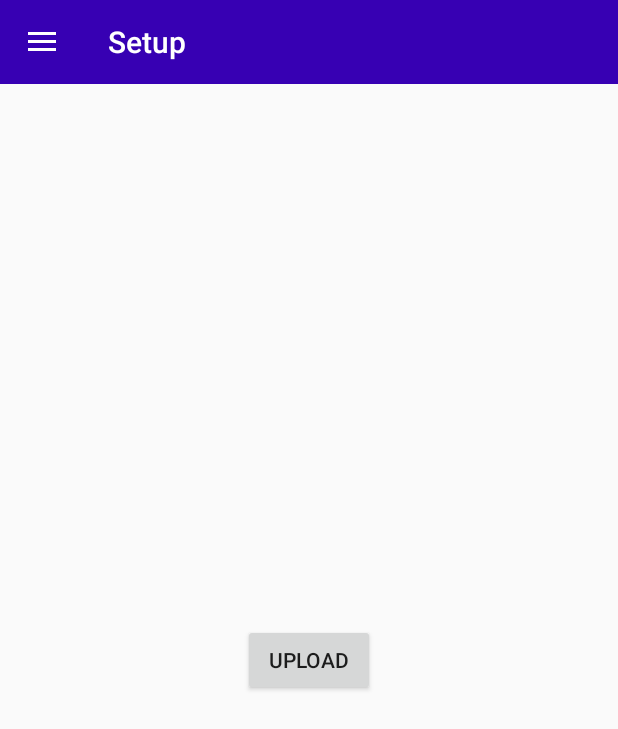
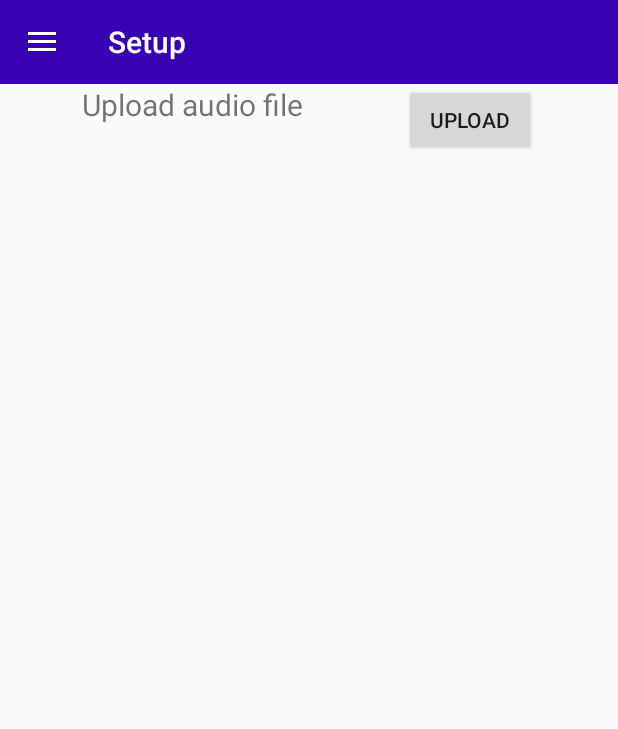
Before and after one commit to DMIT2504/dmit2504-e01-spring2020term-courseproject-achan58, an Android app: the screen it shows after launch (MainActivity), in the side drawer, after a tap on "Setup", on a phone screen of 412 x 824 dp. Shown: the top 729 px of the screen. Run offline under Robolectric (Android 15) with nearby library versions, the phone set to English and light mode, and no system bars.

Commit message:
Completed upload from device

```diff
--- a/SoundboardApp/app/src/main/res/layout/fragment_setup.xml
+++ b/SoundboardApp/app/src/main/res/layout/fragment_setup.xml
@@ -14,12 +14,12 @@
             android:id="@+id/setup_upload_button"
             android:layout_width="wrap_content"
             android:layout_height="wrap_content"
+            android:layout_marginStart="12dp"
             android:text="@string/upload"
-            app:layout_constraintBottom_toBottomOf="parent"
             app:layout_constraintEnd_toEndOf="parent"
             app:layout_constraintHorizontal_bias="0.5"
-            app:layout_constraintStart_toStartOf="parent"
-            app:layout_constraintTop_toTopOf="parent" />
+            app:layout_constraintStart_toEndOf="@+id/textView2"
+            tools:layout_editor_absoluteY="342dp" />
 
         <TextView
             android:id="@+id/upload_textView"
@@ -29,5 +29,23 @@
             android:hint="@string/upload_text"
             app:layout_constraintStart_toStartOf="parent"
             app:layout_constraintTop_toBottomOf="@+id/setup_upload_button" />
+
+        <TextView
+            android:id="@+id/textView"
+            android:layout_width="wrap_content"
+            android:layout_height="wrap_content"
+            app:layout_constraintStart_toStartOf="parent"
+            app:layout_constraintTop_toBottomOf="@+id/setup_upload_button" />
+
+        <TextView
+            android:id="@+id/textView2"
+            android:layout_width="wrap_content"
+            android:layout_height="wrap_content"
+            android:text="@string/upload_audio_file"
+            android:textSize="20sp"
+            app:layout_constraintEnd_toStartOf="@+id/setup_upload_button"
+            app:layout_constraintHorizontal_bias="0.5"
+            app:layout_constraintStart_toStartOf="parent"
+            tools:layout_editor_absoluteY="352dp" />
     </androidx.constraintlayout.widget.ConstraintLayout>
 </FrameLayout>
--- a/SoundboardApp/app/src/main/res/values/strings.xml
+++ b/SoundboardApp/app/src/main/res/values/strings.xml
@@ -31,4 +31,8 @@
     <string name="a3">A3</string>
     <string name="upload">upload</string>
     <string name="upload_text" />
+    <string name="upload_audio_file">Upload audio file</string>
+    <string name="unable_to_read_file">Unable to read file.</string>
+    <string name="file_successfully_uploaded">File successfully uploaded</string>
+    <string name="upload_audio_file">Upload audio file</string>
 </resources>
```
Also changed, not shown: SoundboardApp/app/src/main/java/ca/nait/dmit2504/soundboardapp/Audio.java (+12 -0 lines), SoundboardApp/app/src/main/java/ca/nait/dmit2504/soundboardapp/SetupFragment.java (+109 -24 lines), 1 other file.
